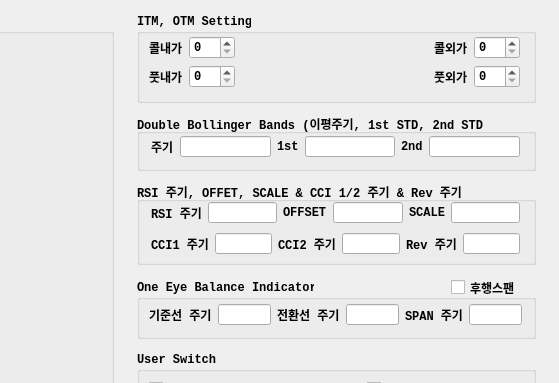
Old version of the form UI/realtimeitem.ui in the repository skygoldfish/SkyBot; both pictures show x 201 to 760 and y 0 to 383 of the 760 by 569 pixel window.
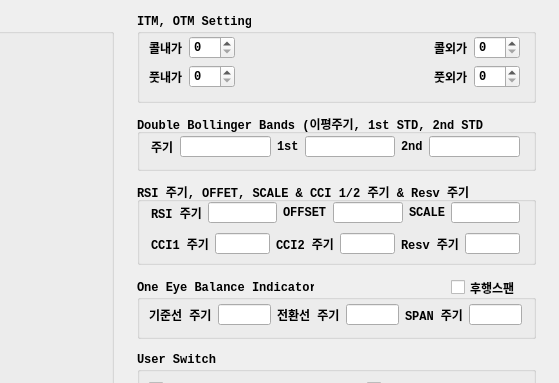
New version of the form.

Commit message: 소스정리

```diff
--- a/UI/realtimeitem.ui
+++ b/UI/realtimeitem.ui
@@ -822,7 +822,7 @@
     </font>
    </property>
    <property name="title">
-    <string>RSI 주기, OFFET, SCALE &amp;&amp; CCI 1/2 주기 &amp;&amp; Rev 주기</string>
+    <string>RSI 주기, OFFET, SCALE &amp;&amp; CCI 1/2 주기 &amp;&amp; Resv 주기</string>
    </property>
    <widget class="QWidget" name="layoutWidget">
     <property name="geometry">
@@ -961,7 +961,7 @@
         </font>
        </property>
        <property name="text">
-        <string>Rev 주기</string>
+        <string>Resv 주기</string>
        </property>
       </widget>
      </item>
```
The commit also changes 2 other files.
